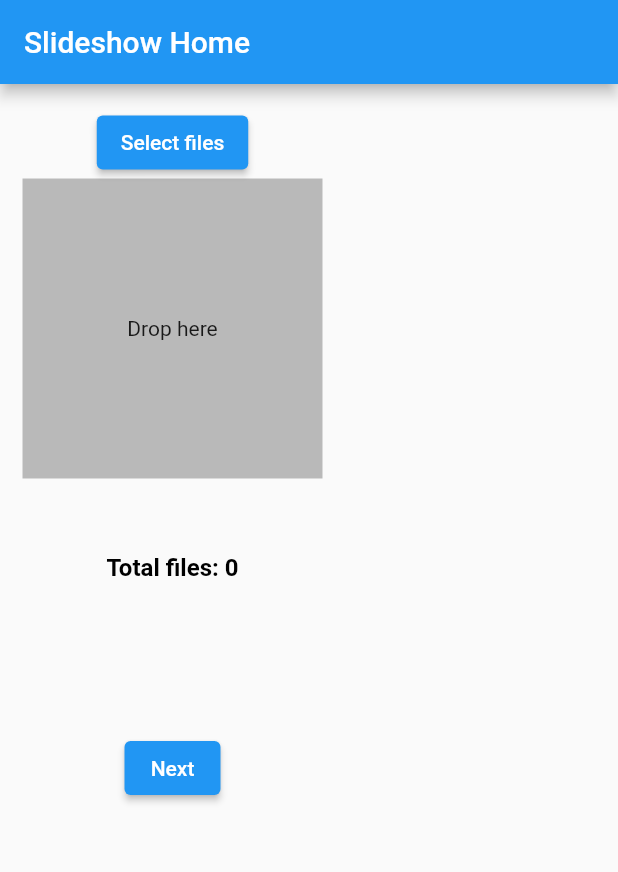
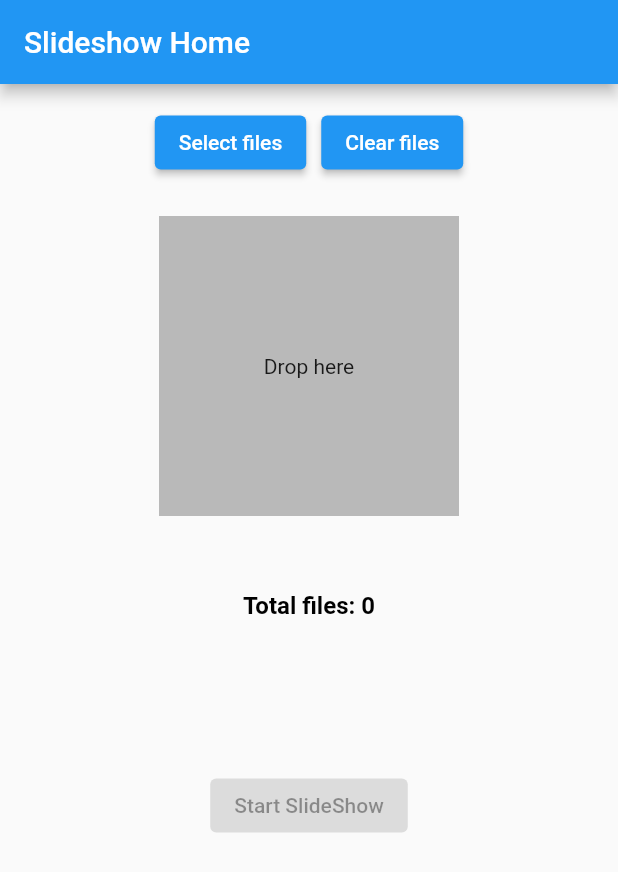
Before and after one commit to alettsy/simple-slideshow, a Flutter app: the screen it shows after launch, on a phone screen of 412 x 824 dp. Shown: the top 872 px of the screen. Run offline on Flutter 3.47's test engine with Material 2 defaults, Android fonts, the light colour scheme and no system bars; our stand-ins replace file_picker; missing offline and left inert: desktop_drop.

Commit message:
Add reset files button

```diff
--- a/lib/pages/home.dart
+++ b/lib/pages/home.dart
@@ -18,6 +18,12 @@ class _HomeState extends State<Home> {
     });
   }
 
+  void _resetFiles() {
+    setState(() {
+      _files.clear();
+    });
+  }
+
   @override
   Widget build(BuildContext context) {
     return Scaffold(
@@ -28,7 +34,7 @@ class _HomeState extends State<Home> {
         margin: const EdgeInsets.all(15),
         child: Column(
           children: <Widget>[
-            FileSelector(_getFiles),
+            FileSelector(_getFiles, _resetFiles),
             const SizedBox(height: 50),
             Text(
               'Total files: ${_files.length}',
@@ -40,15 +46,17 @@ class _HomeState extends State<Home> {
             ),
             const SizedBox(height: 100),
             ElevatedButton(
-              child: const Text('Next'),
-              onPressed: () {
+              child: const Text('Start SlideShow'),
+              onPressed: _files.isNotEmpty
+                  ? () {
                       Navigator.push(
                         context,
                         MaterialPageRoute(
                           builder: (context) => SlideShowPage(_files),
                         ),
                       );
-              },
+                    }
+                  : null,
             ),
             const SizedBox(height: 25),
           ],
--- a/lib/widgets/file_selector.dart
+++ b/lib/widgets/file_selector.dart
@@ -6,9 +6,11 @@ import 'package:file_picker/file_picker.dart';
 import 'package:desktop_drop/desktop_drop.dart';
 
 class FileSelector extends StatefulWidget {
+  final VoidCallback resetFiles;
   final Function(List<String> list) returnImages;
 
-  const FileSelector(this.returnImages, {Key? key}) : super(key: key);
+  const FileSelector(this.returnImages, this.resetFiles, {Key? key})
+      : super(key: key);
 
   @override
   State<FileSelector> createState() => _FileSelectorState();
@@ -81,12 +83,24 @@ class _FileSelectorState extends State<FileSelector> {
   Widget build(BuildContext context) {
     return Column(
       children: <Widget>[
-        ElevatedButton(
-          child: const Text('Select files'),
-          onPressed: () async {
-            _selectFiles();
-          },
+        Row(
+          mainAxisAlignment: MainAxisAlignment.center,
+          children: <Widget>[
+            ElevatedButton(
+              child: const Text('Select files'),
+              onPressed: () async {
+                _selectFiles();
+              },
+            ),
+            const SizedBox(width: 10),
+            ElevatedButton(
+                child: const Text('Clear files'),
+                onPressed: () {
+                  widget.resetFiles();
+                }),
+          ],
         ),
+        const SizedBox(height: 25),
         DropTarget(
           onDragDone: (detail) {
             _extractLinks(detail.urls);
--- a/lib/widgets/slideshow.dart
+++ b/lib/widgets/slideshow.dart
@@ -92,6 +92,8 @@ class _SlideShowState extends State<SlideShow> {
           setState(() {
             paused = !paused;
           });
+        } else if (e.isKeyPressed(LogicalKeyboardKey.escape)) {
+          Navigator.pop(context);
         }
       },
       child: Stack(
```
Lines whose indentation alone changed are shown as unchanged.
